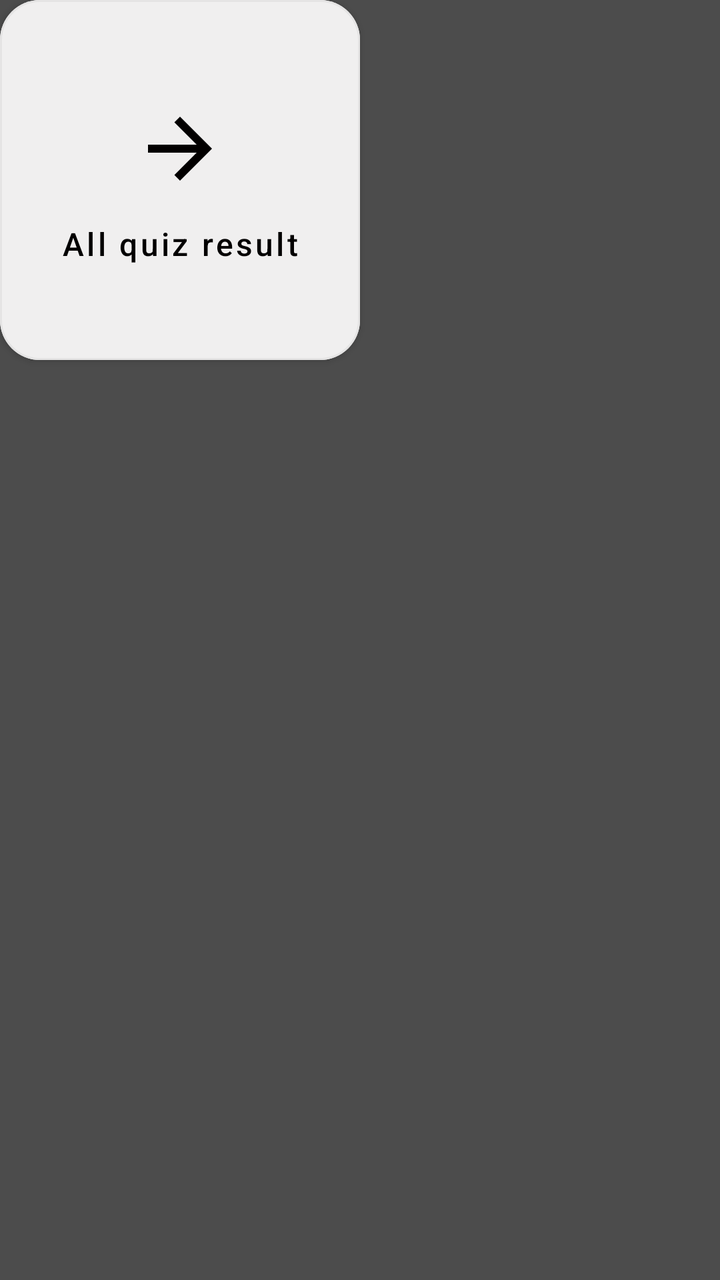
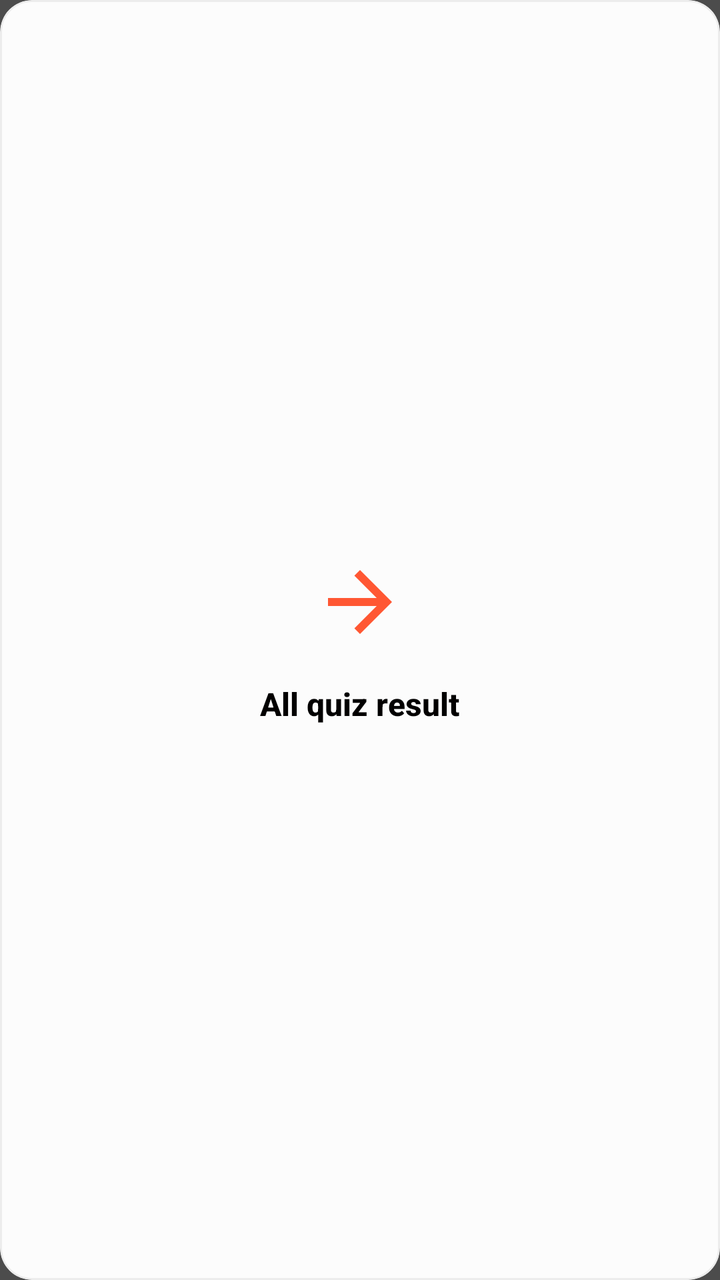

An Android layout rendered at two revisions. The XML below is the earlier revision; the diff shows what the commit changed to produce the second picture.
<!-- AndroidManifest.xml: application theme AppTheme -->
<!-- res/layout/item_button_view_all.xml -->
<?xml version="1.0" encoding="utf-8"?>
<LinearLayout
    xmlns:android="http://schemas.android.com/apk/res/android"
    xmlns:app="http://schemas.android.com/apk/res-auto"
    android:layout_width="match_parent"
    android:layout_height="match_parent">
    
    <com.google.android.material.button.MaterialButton
        android:id="@+id/view_all_btn"
        android:layout_width="180dp"
        android:layout_height="180dp"
        android:layout_marginEnd="16dp"
        android:backgroundTint="@color/card_background"
        android:fontFamily="sans-serif-medium"
        android:insetLeft="0dp"
        android:insetTop="0dp"
        android:insetRight="0dp"
        android:insetBottom="0dp"
        android:text="@string/all_quiz_result"
        android:textAllCaps="false"
        android:textColor="@color/contentTextColor"
        android:textSize="16sp"
        app:cornerRadius="20dp"
        app:icon="@drawable/ic_arrow_forward"
        app:iconGravity="textTop"
        app:iconPadding="16dp"
        app:iconSize="48dp"
        app:iconTint="@color/contentTextColor"
        app:strokeColor="@color/grey_light"
        app:strokeWidth="1dp" />
</LinearLayout>
<!-- resources referenced by this layout -->
<resources>
  <color name="card_background">#F0EFEF</color>
  <color name="contentTextColor">#020000</color>
  <color name="grey_light">#59CFCFCF</color>
  <!-- drawable ic_arrow_forward (drawable) -->
  <vector xmlns:android="http://schemas.android.com/apk/res/android"
      android:width="24dp"
      android:height="24dp"
      android:viewportWidth="24"
      android:viewportHeight="24"
      android:tint="?attr/colorControlNormal">
      <path
          android:fillColor="@android:color/white"
          android:pathData="M12,4l-1.41,1.41L16.17,11H4v2h12.17l-5.58,5.59L12,20l8,-8z"/>
  </vector>
  <string name="all_quiz_result">All quiz result</string>
  <style name="AppTheme" parent="Theme.MaterialComponents.DayNight.NoActionBar">
          
          <item name="colorPrimary">@color/option1</item>
          <item name="colorPrimaryDark">@color/colorPrimaryDark</item>
          <item name="colorAccent">@color/colorAccent</item>
  
          <item name="android:fontFamily">@font/calibri</item>
          <item name="android:windowBackground">@color/color_hint</item>
          <item name="android:textColorPrimary">@color/colorPrimary</item>
          <item name="android:windowContentTransitions">true</item>
  
          <item name="colorControlNormal">@color/color_control</item>
          <item name="android:textColorSecondary">@color/grey_light</item>
          <item name="colorControlActivated">@color/colorAccent</item>
  
  
      </style>
  <color name="option1">#503FEF</color>
  <color name="colorPrimaryDark">#2A2E43</color>
  <color name="colorAccent">#FF402D</color>
  <color name="color_hint">#4c4c4c</color>
  <color name="colorPrimary">#FCFCFC</color>
  <color name="color_control">#000000</color>
</resources>

<!-- the commit's change to res/layout/item_button_view_all.xml (unified diff, before → after) -->
@@ -1,31 +1,42 @@
 <?xml version="1.0" encoding="utf-8"?>
-<LinearLayout
-    xmlns:android="http://schemas.android.com/apk/res/android"
+<com.google.android.material.card.MaterialCardView xmlns:android="http://schemas.android.com/apk/res/android"
     xmlns:app="http://schemas.android.com/apk/res-auto"
-    android:layout_width="match_parent"
-    android:layout_height="match_parent">
-    
-    <com.google.android.material.button.MaterialButton
-        android:id="@+id/view_all_btn"
-        android:layout_width="180dp"
-        android:layout_height="180dp"
-        android:layout_marginEnd="16dp"
-        android:backgroundTint="@color/card_background"
-        android:fontFamily="sans-serif-medium"
-        android:insetLeft="0dp"
-        android:insetTop="0dp"
-        android:insetRight="0dp"
-        android:insetBottom="0dp"
-        android:text="@string/all_quiz_result"
-        android:textAllCaps="false"
-        android:textColor="@color/contentTextColor"
-        android:textSize="16sp"
-        app:cornerRadius="20dp"
-        app:icon="@drawable/ic_arrow_forward"
-        app:iconGravity="textTop"
-        app:iconPadding="16dp"
-        app:iconSize="48dp"
-        app:iconTint="@color/contentTextColor"
-        app:strokeColor="@color/grey_light"
-        app:strokeWidth="1dp" />
-</LinearLayout>
+    android:layout_width="150dp"
+    android:layout_height="match_parent"
+    android:layout_marginStart="8dp"
+    android:layout_marginEnd="8dp"
+    app:cardBackgroundColor="@color/contentBodyColor"
+    app:cardCornerRadius="16dp"
+    app:cardElevation="0dp"
+    app:strokeColor="@color/grey_light"
+    android:id="@+id/view_all_btn"
+    app:strokeWidth="1dp">
+
+    <LinearLayout
+        android:layout_width="match_parent"
+        android:layout_height="match_parent"
+        android:gravity="center"
+        android:orientation="vertical"
+        android:padding="16dp">
+
+        <ImageView
+            android:id="@+id/ivSeeAllIcon"
+            android:layout_width="48dp"
+            android:layout_height="48dp"
+            android:src="@drawable/ic_arrow_forward"
+            app:tint="@color/bright_orange" />
+
+        <TextView
+            android:id="@+id/tvSeeAll"
+            android:layout_width="wrap_content"
+            android:layout_height="wrap_content"
+            android:layout_marginTop="16dp"
+            android:fontFamily="sans-serif-medium"
+            android:textAlignment="center"
+            android:textColor="@color/contentTextColor"
+            android:text="@string/all_quiz_result"
+            android:textSize="16sp"
+            android:textStyle="bold" />
+
+    </LinearLayout>
+</com.google.android.material.card.MaterialCardView>
<!-- resource entries referenced after the edit -->
@@ -1,6 +1,7 @@
 <!-- resources referenced by this layout -->
 <resources>
-  <color name="card_background">#F0EFEF</color>
+  <color name="bright_orange">#FF5733</color>
+  <color name="contentBodyColor">#FCFCFC</color>
   <color name="contentTextColor">#020000</color>
   <color name="grey_light">#59CFCFCF</color>
   <!-- drawable ic_arrow_forward (drawable) -->
